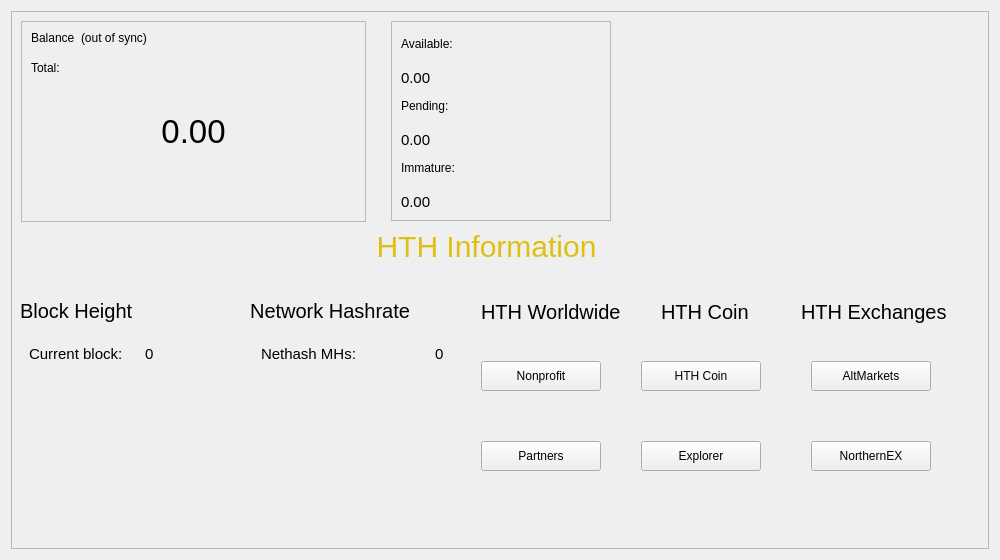
First picture: the form in src/qt/forms/overviewpage.ui, repository barrystyle/hth, before the edit.
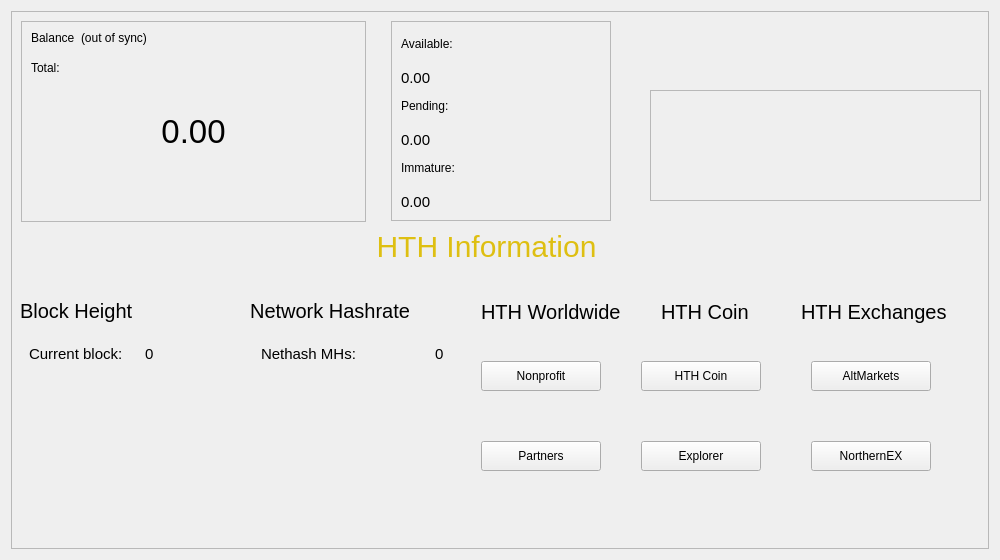
Second picture: the form after the edit. Icons and pictures are not drawn.

Patch:
```diff
--- a/src/qt/forms/overviewpage.ui
+++ b/src/qt/forms/overviewpage.ui
@@ -842,10 +842,6 @@
         <height>111</height>
        </rect>
       </property>
-      <property name="styleSheet">
-       <string notr="true">border-image: url(':res/images/drkblue/helpthehomeless_logo_horizontal.png');
-        border-style:none;</string>
-      </property>
       <property name="frameShape">
        <enum>QFrame::StyledPanel</enum>
       </property>
```
